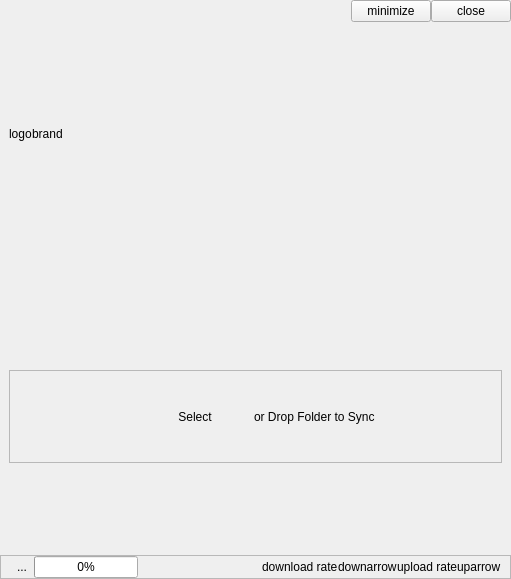
Before: the Qt Designer form ui/cloud-view.ui in haiwen/seafile-client, drawn with Qt 5.
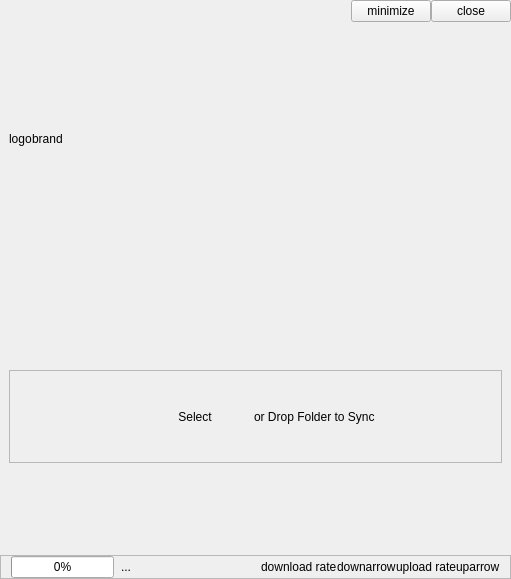
After: the same form once the commit is applied.

Patch:
```diff
--- a/ui/cloud-view.ui
+++ b/ui/cloud-view.ui
@@ -45,7 +45,7 @@
        <number>0</number>
       </property>
       <property name="bottomMargin">
-       <number>10</number>
+       <number>0</number>
       </property>
       <item>
        <widget class="QLabel" name="mLogo">
@@ -233,12 +233,25 @@
       <property name="spacing">
        <number>0</number>
       </property>
+      <property name="leftMargin">
+       <number>10</number>
+      </property>
+      <property name="rightMargin">
+       <number>10</number>
+      </property>
       <property name="topMargin">
        <number>0</number>
       </property>
       <property name="bottomMargin">
        <number>0</number>
       </property>
+      <item>
+       <widget class="QProgressBar" name="mStorageUsage">
+        <property name="value">
+         <number>0</number>
+        </property>
+       </widget>
+      </item>
       <item>
        <widget class="QToolButton" name="mServerStatusBtn">
         <property name="text">
@@ -249,13 +262,6 @@
         </property>
        </widget>
       </item>
-      <item>
-       <widget class="QProgressBar" name="mStorageUsage">
-        <property name="value">
-         <number>0</number>
-        </property>
-       </widget>
-      </item>
       <item>
        <spacer name="horizontalSpacer_3">
         <property name="orientation">
@@ -263,7 +269,7 @@
         </property>
         <property name="sizeHint" stdset="0">
          <size>
-          <width>40</width>
+          <width>20</width>
           <height>20</height>
          </size>
         </property>
```
